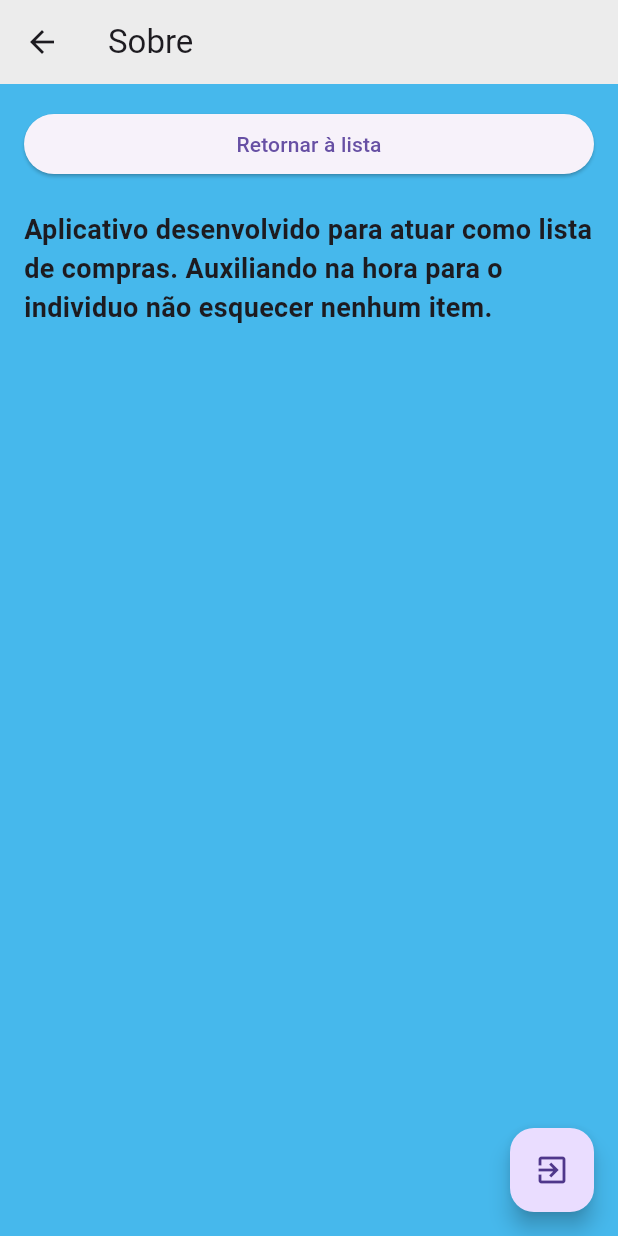
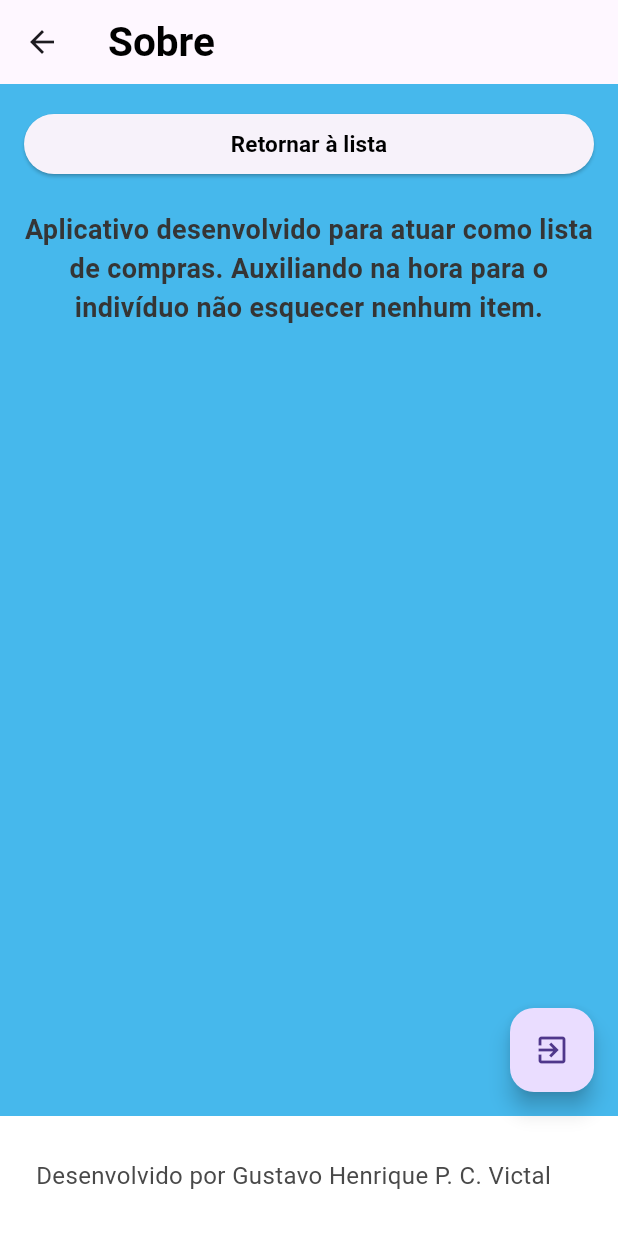
Before and after one commit to Guuths/aplicativo_lista_compras, a Flutter app: the PaginaSobre screen opened directly, on a phone screen of 412 x 824 dp. Run offline on Flutter 3.47's test engine with Material 3 defaults, Android fonts, the phone set to English and light mode, and no system bars.

Commit message:
alteração de cores e comentarios no sobre

```diff
--- a/lib/telas/telasobre.dart
+++ b/lib/telas/telasobre.dart
@@ -2,14 +2,20 @@ import 'package:flutter/material.dart';
 import 'package:flutter_lista_compras/telas/autenticacao_tela.dart';
 
 class PaginaSobre extends StatelessWidget {
-  const PaginaSobre({super.key});
+  const PaginaSobre({Key? key});
 
   @override
   Widget build(BuildContext context) {
     return Scaffold(
       appBar: AppBar(
-        title: const Text('Sobre'),
-        backgroundColor: Color.fromARGB(255, 236, 236, 236),
+        title: const Text(
+          'Sobre',
+          style: TextStyle(
+            fontSize: 27,
+            fontWeight: FontWeight.bold,
+            color: Colors.black,
+          ),
+        ),
       ),
       backgroundColor: const Color.fromARGB(255, 70, 184, 236),
       body: Padding(
@@ -21,14 +27,23 @@ class PaginaSobre extends StatelessWidget {
               onPressed: () {
                 Navigator.pop(context);
               },
-              child: const Text('Retornar à lista'),
+              child: const Text(
+                'Retornar à lista',
+                style: TextStyle(
+                  fontSize: 15,
+                  fontWeight: FontWeight.bold,
+                  color: Colors.black,
+                ),
+              ),
             ),
             const SizedBox(height: 20),
-           const Text(
-              'Aplicativo desenvolvido para atuar como lista de compras. Auxiliando na hora para o individuo não esquecer nenhum item.',
+            const Text(
+              'Aplicativo desenvolvido para atuar como lista de compras. Auxiliando na hora para o indivíduo não esquecer nenhum item.',
+              textAlign: TextAlign.center,
               style: TextStyle(
                 fontSize: 18,
                 fontWeight: FontWeight.bold,
+                color: Color.fromARGB(255, 53, 53, 53),
               ),
             ),
           ],
@@ -36,12 +51,33 @@ class PaginaSobre extends StatelessWidget {
       ),
       floatingActionButton: FloatingActionButton(
         onPressed: () {
-          Navigator.push(context, MaterialPageRoute(builder: (context) {return AutencicacaoTela();}),);
+          Navigator.push(
+            context,
+            MaterialPageRoute(builder: (context) => AutencicacaoTela()),
+          );
         },
         tooltip: 'Sair',
         child: const Icon(Icons.exit_to_app),
       ),
       floatingActionButtonLocation: FloatingActionButtonLocation.endFloat,
+      bottomNavigationBar: const BottomAppBar(
+        color: Colors.white,
+        child: Padding(
+          padding: EdgeInsets.all(8.0),
+          child: Row(
+            mainAxisAlignment: MainAxisAlignment.start,
+            children:[
+              Text(
+                'Desenvolvido por Gustavo Henrique P. C. Victal',
+                style: TextStyle(
+                  fontSize: 16,
+                  color: Color.fromARGB(255, 73, 73, 73),
+                ),
+              ),
+            ],
+          ),
+        ),
+      ),
     );
   }
 }
```
Also changed, not shown: 1 other file.
